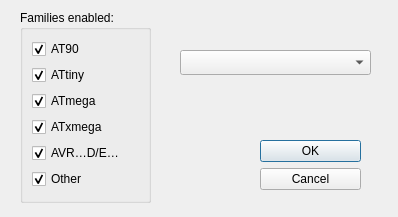
Qt form src/python/device.ui (avrdudes/avrdude) before a commit.
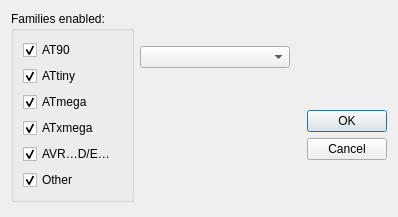
The same form after that commit.

Commit message: Add layouts for device and programmer selection

Diff of the .ui file:
```diff
--- a/src/python/device.ui
+++ b/src/python/device.ui
@@ -13,15 +13,41 @@
   <property name="windowTitle">
    <string>Device selection</string>
   </property>
+  <property name="modal">
+   <bool>true</bool>
+  </property>
+  <layout class="QGridLayout" name="gridLayout">
+   <item row="0" column="3">
+    <spacer name="verticalSpacer_2">
+     <property name="orientation">
+      <enum>Qt::Vertical</enum>
+     </property>
+     <property name="sizeHint" stdset="0">
+      <size>
+       <width>20</width>
+       <height>40</height>
+      </size>
+     </property>
+    </spacer>
+   </item>
+   <item row="0" column="1">
+    <widget class="QComboBox" name="devices">
+     <property name="sizePolicy">
+      <sizepolicy hsizetype="Expanding" vsizetype="Fixed">
+       <horstretch>0</horstretch>
+       <verstretch>0</verstretch>
+      </sizepolicy>
+     </property>
+     <property name="minimumSize">
+      <size>
+       <width>150</width>
+       <height>0</height>
+      </size>
+     </property>
+    </widget>
+   </item>
+   <item row="1" column="3">
   <widget class="QDialogButtonBox" name="buttonBox">
-   <property name="geometry">
-    <rect>
-     <x>260</x>
-     <y>140</y>
-     <width>101</width>
-     <height>61</height>
-    </rect>
-   </property>
    <property name="orientation">
     <enum>Qt::Vertical</enum>
    </property>
@@ -29,25 +55,22 @@
     <set>QDialogButtonBox::Cancel|QDialogButtonBox::Ok</set>
    </property>
   </widget>
-  <widget class="QComboBox" name="devices">
-   <property name="geometry">
-    <rect>
-     <x>180</x>
-     <y>50</y>
-     <width>191</width>
-     <height>25</height>
-    </rect>
-   </property>
-  </widget>
+   </item>
+   <item row="2" column="1">
+    <spacer name="verticalSpacer">
+     <property name="orientation">
+      <enum>Qt::Vertical</enum>
+     </property>
+     <property name="sizeHint" stdset="0">
+      <size>
+       <width>20</width>
+       <height>40</height>
+      </size>
+     </property>
+    </spacer>
+   </item>
+   <item row="0" column="0" rowspan="2">
   <widget class="QGroupBox" name="verticalGroupBox">
-   <property name="geometry">
-    <rect>
-     <x>20</x>
-     <y>10</y>
-     <width>131</width>
-     <height>193</height>
-    </rect>
-   </property>
    <property name="title">
     <string>Families enabled:</string>
    </property>
@@ -114,6 +137,21 @@
     </item>
    </layout>
   </widget>
+   </item>
+   <item row="1" column="2">
+    <spacer name="horizontalSpacer">
+     <property name="orientation">
+      <enum>Qt::Horizontal</enum>
+     </property>
+     <property name="sizeHint" stdset="0">
+      <size>
+       <width>40</width>
+       <height>20</height>
+      </size>
+     </property>
+    </spacer>
+   </item>
+  </layout>
  </widget>
  <resources/>
  <connections>
```
Left out of the diff: 3 changed lines with no effect on the pictures. Lines whose indentation alone changed are shown as unchanged. The commit also changes 1 other file.
